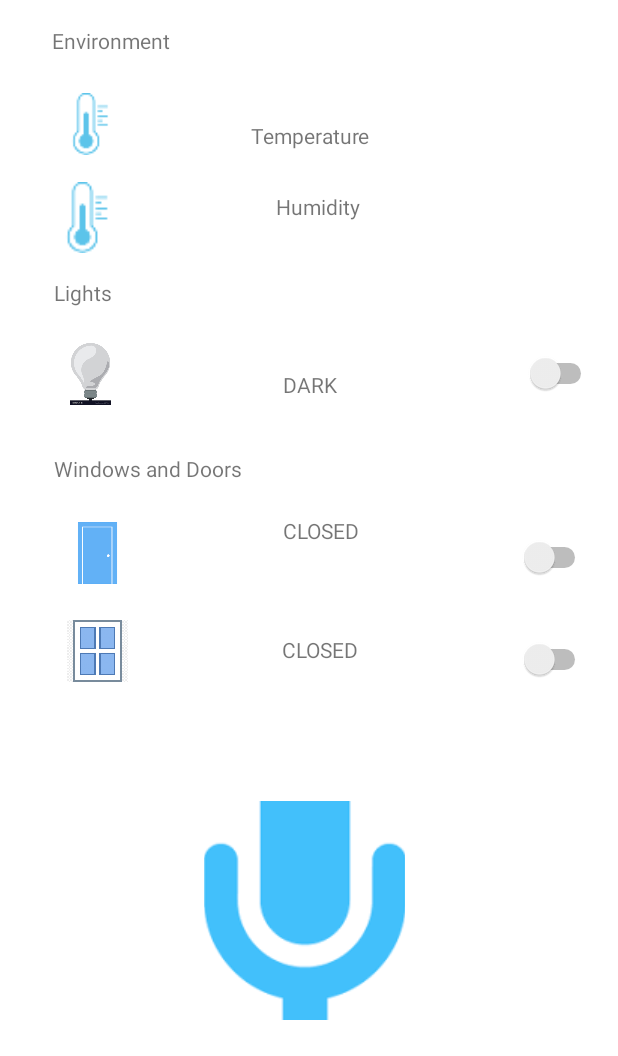
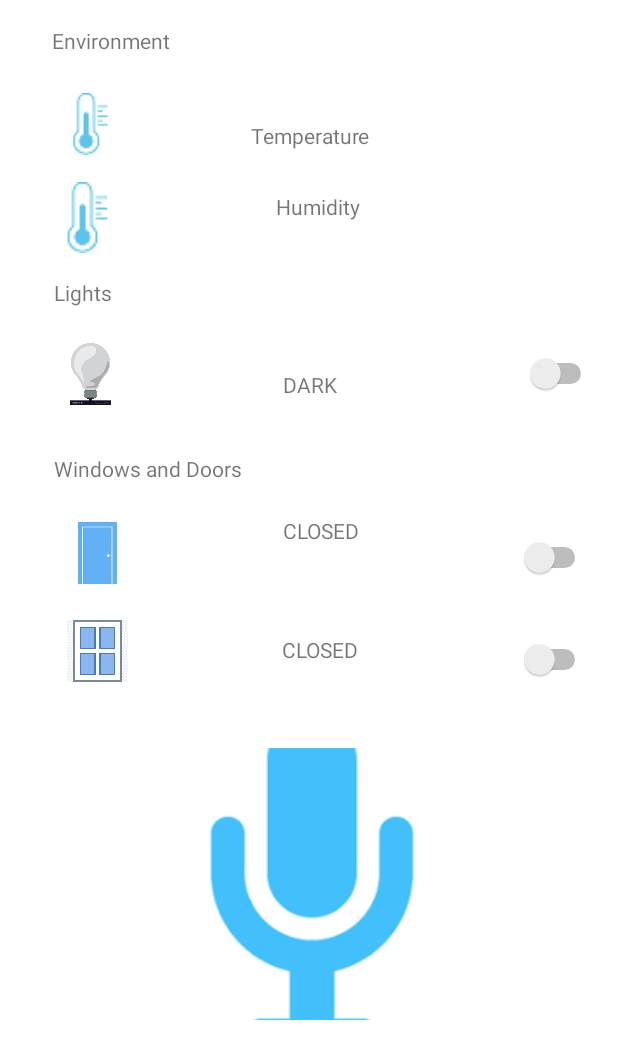
Before and after one commit to Naod124/SmartHouse_Android, an Android app: the Devices screen opened directly, with no data from a screen before it, on a phone screen of 412 x 824 dp, the part 180-1236 px from its top. Run offline under Robolectric (Android 15) with nearby library versions, the phone set to English and light mode, and no system bars.

Commit message:
small cange in UI

```diff
--- a/app/src/main/res/layout/activity_devices.xml
+++ b/app/src/main/res/layout/activity_devices.xml
@@ -252,8 +252,8 @@
 
     <ImageButton
         android:id="@+id/speech"
-        android:layout_width="134dp"
-        android:layout_height="146dp"
+        android:layout_width="143dp"
+        android:layout_height="181dp"
         android:layout_marginStart="136dp"
         android:layout_marginBottom="24dp"
         app:layout_constraintBottom_toBottomOf="parent"
```
